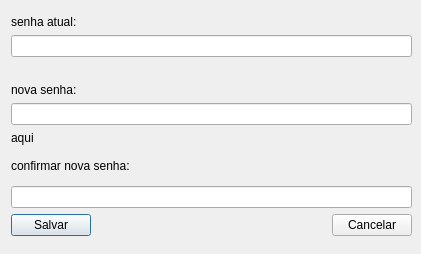
Above: TrabalhoFinalQT/alterarsenha.ui from arianeam/prog.OOC- before the change. Below: the same form after it.
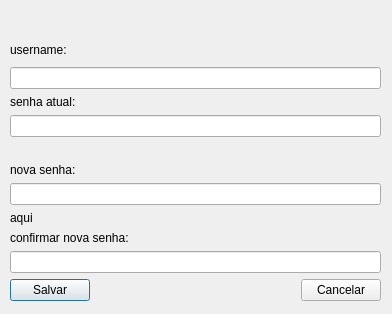
That is the form after the change.

The edit to the form file:
```diff
--- a/TrabalhoFinalQT/alterarsenha.ui
+++ b/TrabalhoFinalQT/alterarsenha.ui
@@ -6,8 +6,8 @@
    <rect>
     <x>0</x>
     <y>0</y>
-    <width>421</width>
-    <height>254</height>
+    <width>392</width>
+    <height>314</height>
    </rect>
   </property>
   <property name="windowTitle">
@@ -16,12 +16,35 @@
   <widget class="QWidget" name="">
    <property name="geometry">
     <rect>
-     <x>11</x>
-     <y>15</y>
-     <width>401</width>
-     <height>221</height>
+     <x>10</x>
+     <y>10</y>
+     <width>371</width>
+     <height>291</height>
     </rect>
    </property>
+   <layout class="QVBoxLayout" name="verticalLayout_6">
+    <item>
+     <layout class="QVBoxLayout" name="verticalLayout_5">
+      <item>
+       <widget class="QLabel" name="aviso7_label">
+        <property name="text">
+         <string/>
+        </property>
+       </widget>
+      </item>
+      <item>
+       <widget class="QLabel" name="username_label">
+        <property name="text">
+         <string>username:</string>
+        </property>
+       </widget>
+      </item>
+      <item>
+       <widget class="QLineEdit" name="usernamelineEdit"/>
+      </item>
+     </layout>
+    </item>
+    <item>
    <layout class="QVBoxLayout" name="verticalLayout_4">
     <item>
      <layout class="QVBoxLayout" name="verticalLayout_2">
@@ -98,6 +121,9 @@
         <property name="text">
          <string>Salvar</string>
         </property>
+          <property name="checkable">
+           <bool>false</bool>
+          </property>
        </widget>
       </item>
       <item>
@@ -119,6 +145,8 @@
          <string>Cancelar</string>
         </property>
        </widget>
+        </item>
+       </layout>
       </item>
      </layout>
     </item>
```
Lines whose indentation alone changed are shown as unchanged.
